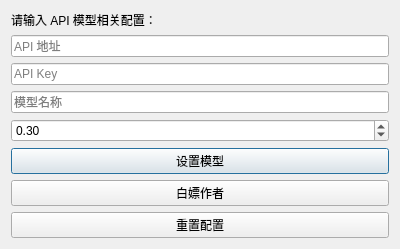
Old version of the form model_config_dialog.ui in the repository Miska-raligun/ai-translator.
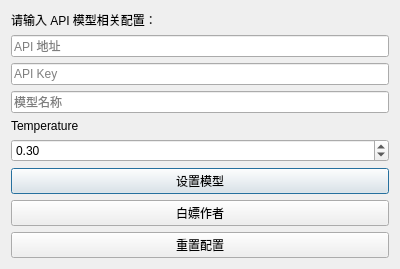
New version of the form.

The edit to the form file:
```diff
--- a/model_config_dialog.ui
+++ b/model_config_dialog.ui
@@ -7,7 +7,7 @@
     <x>0</x>
     <y>0</y>
     <width>400</width>
-    <height>213</height>
+    <height>236</height>
    </rect>
   </property>
   <property name="windowTitle">
@@ -42,6 +42,13 @@
      </property>
     </widget>
    </item>
+   <item>
+    <widget class="QLabel" name="label_2">
+     <property name="text">
+      <string>Temperature</string>
+     </property>
+    </widget>
+   </item>
    <item>
     <widget class="QDoubleSpinBox" name="temperatureSpinBox">
      <property name="minimum">
```
